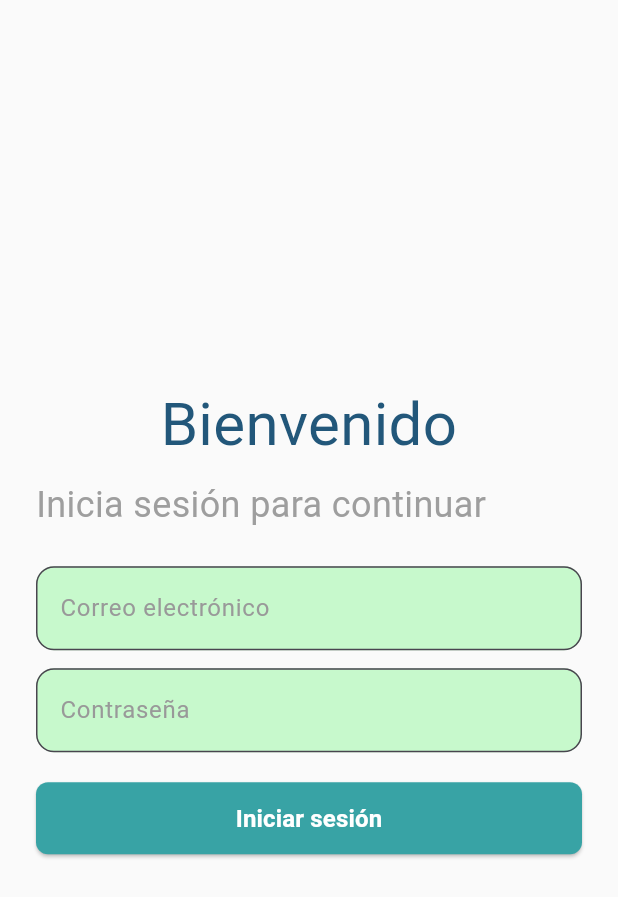
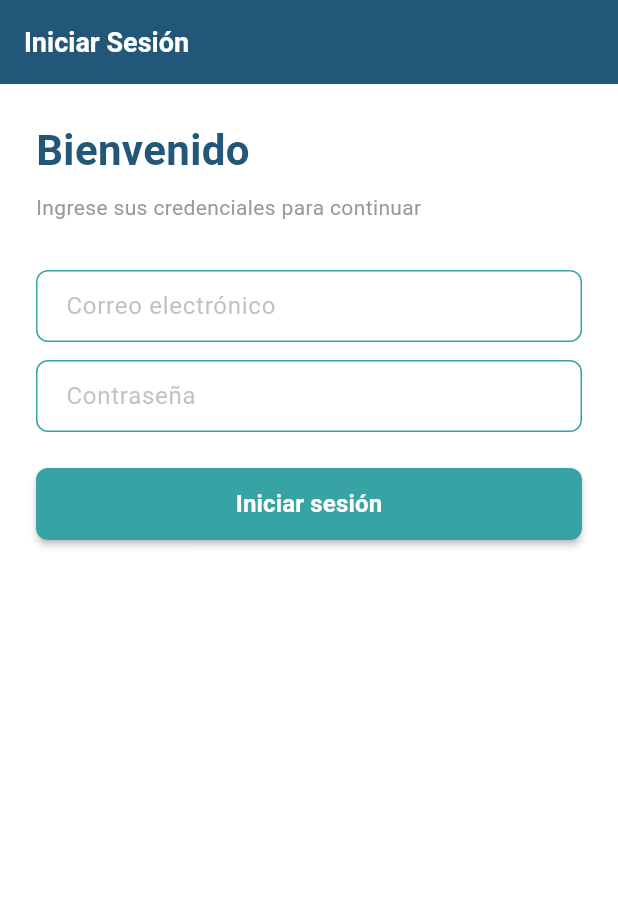
Before and after one commit to DeniseRea/Mobile_Development, a Flutter app: the screen it shows after launch, on a phone screen of 412 x 824 dp. Shown: the top 897 px of the screen. Run offline on Flutter 3.47's test engine with Material 3 defaults, Android fonts, the phone set to English and light mode, and no system bars.

Commit message:
ADD funcionalidad demostrativa entre homepage - login

```diff
--- a/lib/design/atoms/app_text_field.dart
+++ b/lib/design/atoms/app_text_field.dart
@@ -1,29 +1,57 @@
 import 'package:atomic_design/design/atoms/colors.dart';
 import 'package:flutter/material.dart';
 
-
+/// AppTextField: Átomo para campo de entrada con estilos personalizados
+///
+/// Propiedades:
+/// - hint: texto de ayuda del campo
+/// - obscure: oculta el texto (ej: contraseñas)
+/// - controller: controla el valor del campo
+/// - onChanged: callback cuando cambia el valor
+///
+/// Ejemplo:
+///   AppTextField(hint: "Email", obscure: false)
+///   AppTextField(hint: "Contraseña", obscure: true)
 class AppTextField extends StatelessWidget {
   final String hint;
   final bool obscure;
+  final TextEditingController? controller;
+  final ValueChanged<String>? onChanged;
 
 
-  const AppTextField({super.key, required this.hint, this.obscure = false});
+  const AppTextField({
+    super.key,
+    required this.hint,
+    this.obscure = false,
+    this.controller,
+    this.onChanged,
+  });
 
   @override
   Widget build(BuildContext context) {
     return TextField(
+      controller: controller,
       obscureText: obscure,
+      onChanged: onChanged,
       decoration: InputDecoration(
         hintText: hint,
-        hintStyle: TextStyle(color: AppColors.gray),
+        hintStyle: TextStyle(color: AppColors.gray.withOpacity(0.6)),
         filled: true,
-        fillColor: AppColors.background,
+        fillColor: Colors.white,
         border: OutlineInputBorder(
-          borderRadius: BorderRadius.circular(12),
-          borderSide: BorderSide(color: AppColors.background),
+          borderRadius: BorderRadius.circular(8),
+          borderSide: const BorderSide(color: AppColors.secondary),
         ),
+        enabledBorder: OutlineInputBorder(
+          borderRadius: BorderRadius.circular(8),
+          borderSide: const BorderSide(color: AppColors.secondary, width: 1),
+        ),
+        focusedBorder: OutlineInputBorder(
+          borderRadius: BorderRadius.circular(8),
+          borderSide: const BorderSide(color: AppColors.primary, width: 2),
+        ),
+        contentPadding: const EdgeInsets.symmetric(horizontal: 16, vertical: 12),
       ),
-
     );
   }
 }
--- a/lib/design/atoms/primary_button.dart
+++ b/lib/design/atoms/primary_button.dart
@@ -1,7 +1,14 @@
 import 'package:flutter/material.dart';
 import 'colors.dart';
 
-
+/// PrimaryButton: Átomo para botón principal reutilizable
+///
+/// Propiedades:
+/// - text: texto que muestra el botón
+/// - onPressed: función que se ejecuta al presionar
+///
+/// Ejemplo:
+///   PrimaryButton(text: "Ingresar", onPressed: () { })
 class PrimaryButton extends StatelessWidget {
   final String text;
   final VoidCallback onPressed;
@@ -17,11 +24,12 @@ class PrimaryButton extends StatelessWidget {
     return ElevatedButton(
       onPressed: onPressed,
       style: ElevatedButton.styleFrom(
-        backgroundColor: AppColors.secondary, // Color principal (puedes cambiarlo)
-        minimumSize: const Size(double.infinity, 48), // Ancho completo
+        backgroundColor: AppColors.secondary,
+        minimumSize: const Size(double.infinity, 48),
         shape: RoundedRectangleBorder(
-          borderRadius: BorderRadius.circular(8), // Bordes suaves
+          borderRadius: BorderRadius.circular(8),
         ),
+        elevation: 2,
       ),
       child: Text(
         text,
--- a/lib/design/molecules/login_form.dart
+++ /dev/null
@@ -1,27 +0,0 @@
-import 'package:flutter/material.dart';
-import '../atoms/app_text_field.dart';
-import '../atoms/primary_button.dart';
-
-class LoginForm extends StatelessWidget {
-  const LoginForm({super.key});
-
-  @override
-  Widget build(BuildContext context) {
-    return Column(
-      children: [
-        const AppTextField(hint: "Correo electrónico"),
-        const SizedBox(height: 12),
-        const AppTextField(hint: "Contraseña", obscure: true),
-        const SizedBox(height: 20),
-        PrimaryButton(
-          text: "Iniciar sesión",
-          onPressed: () {
-            ScaffoldMessenger.of(context).showSnackBar(
-              const SnackBar(content: Text("Login presionado")),
-            );
-          },
-        ),
-      ],
-    );
-  }
-}
--- a/lib/design/organisms/login_section.dart
+++ /dev/null
@@ -1,33 +0,0 @@
-// login_section.dart
-import 'package:flutter/material.dart';
-import '../atoms/app_text.dart';
-import '../molecules/login_form.dart';
-import '../atoms/colors.dart';
-class LoginSection extends StatelessWidget {
-  const LoginSection({super.key});
-
-  @override
-  Widget build(BuildContext context) {
-    return Column(
-      crossAxisAlignment: CrossAxisAlignment.stretch,
-      children: const [
-        AppText(
-          "Bienvenido",
-          size: 40,
-          color: AppColors.primary,
-          align: TextAlign.center,
-
-        ),
-        SizedBox(height: 8),
-        AppText(
-          "Inicia sesión para continuar",
-          color: Colors.grey,
-          size: 24,
-
-        ),
-        SizedBox(height: 24),
-        LoginForm(), //forms
-      ],
-    );
-  }
-}
--- /dev/null
+++ b/lib/design/pages/login_page.dart
@@ -0,0 +1,87 @@
+import 'package:flutter/material.dart';
+import '../atoms/app_text.dart';
+import '../atoms/colors.dart';
+import '../atoms/primary_button.dart';
+import '../atoms/app_text_field.dart';
+import '../templates/base_template.dart';
+import 'home_page.dart';
+
+/// LoginPage: Página de autenticación inicial
+///
+/// Estructura:
+/// - AppBar con título "Iniciar Sesión"
+/// - Título: "Bienvenido"
+/// - Subtítulo con instrucciones
+/// - Campos: Email y Contraseña
+/// - Botón: Ingresar (navega a HomePage)
+///
+/// Flujo: LoginPage → HomePage (tras login exitoso)
+class LoginPage extends StatelessWidget {
+  const LoginPage({super.key});
+
+  /// Navega a HomePage tras autenticación exitosa
+  void _onLoginSuccess(BuildContext context) {
+    Navigator.of(context).pushReplacement(
+      MaterialPageRoute(builder: (context) => const HomePage()),
+    );
+  }
+
+  @override
+  Widget build(BuildContext context) {
+    return BaseTemplate(
+      title: "Iniciar Sesión",
+      child: _buildLoginForm(),
+    );
+  }
+
+  /// Construye el formulario de login con título, campos y botón
+  Widget _buildLoginForm() {
+    return Column(
+      crossAxisAlignment: CrossAxisAlignment.stretch,
+      children: [
+        // Encabezado
+        const AppText(
+          "Bienvenido",
+          size: 28,
+          weight: FontWeight.bold,
+          color: AppColors.primary,
+        ),
+        const SizedBox(height: 8),
+        const AppText(
+          "Ingrese sus credenciales para continuar",
+          size: 14,
+          weight: FontWeight.w400,
+          color: AppColors.gray,
+        ),
+        const SizedBox(height: 32),
+
+        // Campos de entrada
+        const AppTextField(hint: "Correo electrónico"),
+        const SizedBox(height: 12),
+        const AppTextField(hint: "Contraseña", obscure: true),
+        const SizedBox(height: 24),
+
+        // Botón de envío
+        Builder(
+          builder: (context) => PrimaryButton(
+            text: "Iniciar sesión",
+            onPressed: () {
+              // Mostrar feedback
+              ScaffoldMessenger.of(context).showSnackBar(
+                const SnackBar(
+                  content: Text("¡Bienvenido!"),
+                  backgroundColor: AppColors.secondary,
+                ),
+              );
+              // Navegar después de breve delay
+              Future.delayed(
+                const Duration(milliseconds: 500),
+                () => _onLoginSuccess(context),
+              );
+            },
+          ),
+        ),
+      ],
+    );
+  }
+}
--- /dev/null
+++ b/lib/design/templates/base_template.dart
@@ -0,0 +1,54 @@
+import 'package:flutter/material.dart';
+import '../atoms/colors.dart';
+
+/// BaseTemplate: Plantilla base con AppBar y estructura común
+///
+/// Propiedades:
+/// - title: título de la página en el AppBar
+/// - child: contenido principal de la página
+/// - actions: acciones opcionales en el AppBar (ej: botones)
+///
+/// Ejemplo:
+///   BaseTemplate(
+///     title: "Mi Página",
+///     child: Center(child: Text("Contenido aquí")),
+///     actions: [IconButton(icon: Icon(Icons.menu), onPressed: (){})],
+///   )
+class BaseTemplate extends StatelessWidget {
+  final String title;
+  final Widget child;
+  final List<Widget>? actions;
+
+  const BaseTemplate({
+    super.key,
+    required this.title,
+    required this.child,
+    this.actions,
+  });
+
+  @override
+  Widget build(BuildContext context) {
+    return Scaffold(
+      appBar: AppBar(
+        title: Text(
+          title,
+          style: const TextStyle(
+            color: Colors.white,
+            fontSize: 18,
+            fontWeight: FontWeight.w600,
+          ),
+        ),
+        backgroundColor: AppColors.primary,
+        elevation: 0,
+        actions: actions,
+      ),
+      body: SingleChildScrollView(
+        child: Padding(
+          padding: const EdgeInsets.all(24.0),
+          child: child,
+        ),
+      ),
+      backgroundColor: Colors.white,
+    );
+  }
+}
--- a/lib/main.dart
+++ b/lib/main.dart
@@ -1,6 +1,6 @@
 import 'package:flutter/material.dart';
-import 'design/organisms/login_section.dart';
 import 'design/atoms/colors.dart';
+import 'design/pages/login_page.dart';
 
 void main() {
   runApp(const MyApp());
@@ -13,21 +13,12 @@ class MyApp extends StatelessWidget {
   Widget build(BuildContext context) {
     return MaterialApp(
       debugShowCheckedModeBanner: false,
-      title: 'Login App',
+      title: 'Atomic Design App',
       theme: ThemeData(
         primaryColor: AppColors.primary,
-        scaffoldBackgroundColor:Color(0xFFFAFAFA),
+        useMaterial3: true,
       ),
-      home: const Scaffold(
-        body: Center(
-          child: Padding(
-            padding: EdgeInsets.all(24.0),
-            child: SingleChildScrollView(
-              child: LoginSection(), // form
-            ),
-          ),
-        ),
-      ),
+      home: const LoginPage(),
     );
   }
 }
```
Also changed, not shown: lib/design/atoms/colors.dart (+11 -1 lines), lib/design/molecules/info_row.dart (added, +50 -0 lines), lib/design/organisms/header_section.dart (added, +70 -0 lines), lib/design/pages/home_page.dart (added, +55 -0 lines).
